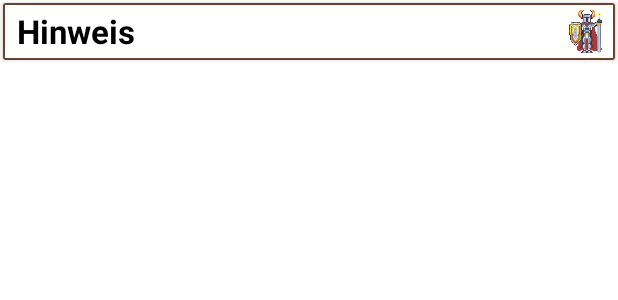
After one commit to andi-git/Die_Welt_Der_Tausend_Abenteuer, an Android app: the layout hints_layout.xml on its own in the app's theme, with its tools: preview values and no code run, on a phone screen of 412 x 824 dp. The commit adds this screen. Shown: the top 300 px of the screen. Run offline under Robolectric (Android 15) with nearby library versions, the phone set to English and light mode, and no system bars.

Commit message:
implement hints

```diff
--- /dev/null
+++ b/app/src/main/res/layout/hints_layout.xml
@@ -0,0 +1,48 @@
+<?xml version="1.0" encoding="utf-8"?>
+<androidx.cardview.widget.CardView xmlns:android="http://schemas.android.com/apk/res/android"
+    xmlns:app="http://schemas.android.com/apk/res-auto"
+    android:layout_width="match_parent"
+    android:layout_height="wrap_content"
+    android:layout_margin="2dp"
+    android:elevation="0dp"
+    app:cardBackgroundColor="@color/white">
+
+    <LinearLayout
+        android:layout_width="match_parent"
+        android:layout_height="wrap_content"
+        android:layout_margin="0dp"
+        android:padding="4dp"
+        android:background="@drawable/border"
+        android:orientation="horizontal"
+        android:weightSum="1">
+
+        <LinearLayout
+            android:layout_width="wrap_content"
+            android:layout_height="wrap_content"
+            android:layout_weight="1"
+            android:orientation="vertical"
+            android:weightSum=".9">
+
+            <TextView
+                android:id="@+id/hintName"
+                android:layout_width="match_parent"
+                android:layout_height="wrap_content"
+                android:layout_marginStart="5dp"
+                android:layout_marginTop="0dp"
+                android:text="@string/default_hint_text"
+                android:textColor="@color/black"
+                android:textSize="22sp"
+                android:textStyle="bold" />
+
+        </LinearLayout>
+
+        <ImageView
+            android:id="@+id/hintDeleteButton"
+            android:layout_width="30dp"
+            android:layout_height="30dp"
+            android:layout_weight=".1"
+            android:contentDescription="@string/button_delete"
+            android:src="@drawable/knight" />
+
+    </LinearLayout>
+</androidx.cardview.widget.CardView>
--- a/app/src/main/res/values/strings.xml
+++ b/app/src/main/res/values/strings.xml
@@ -4,5 +4,6 @@
     <string name="title_items">Gegenstände</string>
     <string name="title_fight">Kampf</string>
     <string name="default_item_text">Gegenstand</string>
+    <string name="default_hint_text">Hinweis</string>
     <string name="button_delete">Löschen</string>
 </resources>
```
Also changed, not shown: app/src/main/java/eu/ahammer/dieweltdertausendabenteuer/model/DWdtADatabase.kt (+10 -1 lines), app/src/main/java/eu/ahammer/dieweltdertausendabenteuer/model/Hint.kt (added, +11 -0 lines), app/src/main/java/eu/ahammer/dieweltdertausendabenteuer/model/HintDao.kt (added, +30 -0 lines), app/src/main/java/eu/ahammer/dieweltdertausendabenteuer/view/InputFieldDialog.kt (added, +41 -0 lines), app/src/main/java/eu/ahammer/dieweltdertausendabenteuer/view/hints/HintsDialog.kt (added, +42 -0 lines), app/src/main/java/eu/ahammer/dieweltdertausendabenteuer/view/hints/HintsFragment.kt (+24 -19 lines), app/src/main/java/eu/ahammer/dieweltdertausendabenteuer/view/hints/HintsViewModel.kt (deleted, +0 -13 lines), app/src/main/java/eu/ahammer/dieweltdertausendabenteuer/view/items/ItemsDialog.kt (+2 -36 lines), app/src/main/java/eu/ahammer/dieweltdertausendabenteuer/viewmodel/hints/HintsAdapter.kt (added, +47 -0 lines), app/src/main/java/eu/ahammer/dieweltdertausendabenteuer/viewmodel/hints/HintsViewModel.kt (added, +23 -0 lines), app/src/main/res/layout/hints_fragment.xml (+22 -9 lines), app/src/main/res/layout/items_fragment.xml (+0 -24 lines).
